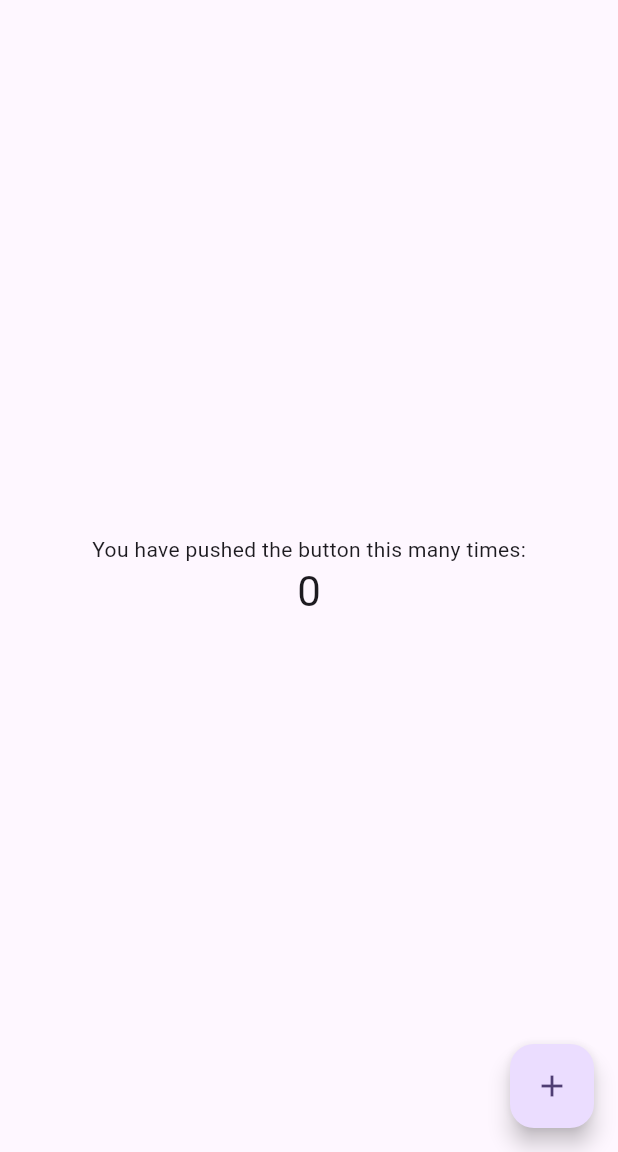
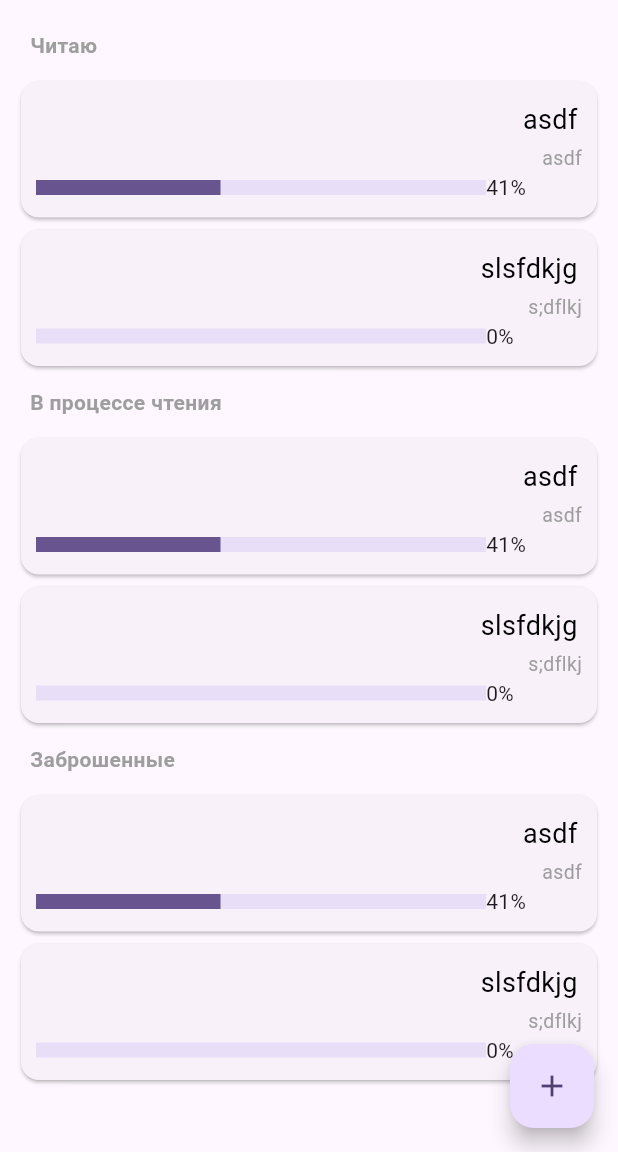
Before and after one commit to sashametelkina2-max/booktracker, a Flutter app: the screen it shows after launch, on a phone screen of 412 x 824 dp, the part 84-1236 px from its top. Run offline on Flutter 3.47's test engine with Material 3 defaults, Android fonts, the phone set to English and light mode, and no system bars.

Commit message:
Add books and base elements

```diff
--- a/lib/main.dart
+++ b/lib/main.dart
@@ -1,4 +1,35 @@
+import 'dart:math';
+
 import 'package:flutter/material.dart';
+
+enum BookState {
+  New, // новая
+  Reading, // в процессе чтения
+  Abandoned, // заброшена
+}
+
+enum Page { Home, BookCreate, BookEdit }
+
+class Book {
+  String title;
+  String author;
+  int pages;
+  int currentPage;
+  BookState state;
+
+  Book({
+    required this.title,
+    required this.author,
+    required this.pages,
+    this.currentPage = 0,
+    this.state = BookState.New,
+  });
+
+  int getPercentage() {
+    if (currentPage == 0) return 0;
+    return (min(currentPage, pages) / pages * 100.0).round();
+  }
+}
 
 void main() {
   runApp(const MyApp());
@@ -38,15 +69,6 @@ class MyApp extends StatelessWidget {
 class MyHomePage extends StatefulWidget {
   const MyHomePage({super.key, required this.title});
 
-  // This widget is the home page of your application. It is stateful, meaning
-  // that it has a State object (defined below) that contains fields that affect
-  // how it looks.
-
-  // This class is the configuration for the state. It holds the values (in this
-  // case the title) provided by the parent (in this case the App widget) and
-  // used by the build method of the State. Fields in a Widget subclass are
-  // always marked "final".
-
   final String title;
 
   @override
@@ -54,16 +76,15 @@ class MyHomePage extends StatefulWidget {
 }
 
 class _MyHomePageState extends State<MyHomePage> {
-  int _counter = 0;
+  Page page = Page.Home;
+  List<Book> books = [
+    Book(title: "asdf", author: "asdf", pages: 1234, currentPage: 500),
+    Book(title: "slsfdkjg", author: "s;dflkj", pages: 5),
+  ];
 
-  void _incrementCounter() {
+  void createBook() {
     setState(() {
-      // This call to setState tells the Flutter framework that something has
-      // changed in this State, which causes it to rerun the build method below
-      // so that the display can reflect the updated values. If we changed
-      // _counter without calling setState(), then the build method would not be
-      // called again, and so nothing would appear to happen.
-      _counter++;
+      page = Page.BookCreate;
     });
   }
 
@@ -85,38 +106,120 @@ class _MyHomePageState extends State<MyHomePage> {
         // the App.build method, and use it to set our appbar title.
         title: Text(widget.title),
       ),
-      body: Center(
-        // Center is a layout widget. It takes a single child and positions it
-        // in the middle of the parent.
-        child: Column(
-          // Column is also a layout widget. It takes a list of children and
-          // arranges them vertically. By default, it sizes itself to fit its
-          // children horizontally, and tries to be as tall as its parent.
-          //
-          // Column has various properties to control how it sizes itself and
-          // how it positions its children. Here we use mainAxisAlignment to
-          // center the children vertically; the main axis here is the vertical
-          // axis because Columns are vertical (the cross axis would be
-          // horizontal).
-          //
-          // TRY THIS: Invoke "debug painting" (choose the "Toggle Debug Paint"
-          // action in the IDE, or press "p" in the console), to see the
-          // wireframe for each widget.
-          mainAxisAlignment: MainAxisAlignment.center,
-          children: <Widget>[
-            const Text('You have pushed the button this many times:'),
-            Text(
-              '$_counter',
-              style: Theme.of(context).textTheme.headlineMedium,
-            ),
-          ],
+      body: Padding(
+        padding: EdgeInsets.all(10),
+        child: SingleChildScrollView(
+          child: Column(
+            children: [
+              BooksGroup(books: books, title: "Читаю", elementInfo: true),
+              BooksGroup(
+                books: books,
+                title: "В процессе чтения",
+                elementInfo: true,
+              ),
+              BooksGroup(books: books, title: "Заброшенные", elementInfo: true),
+            ],
+          ),
         ),
       ),
       floatingActionButton: FloatingActionButton(
-        onPressed: _incrementCounter,
-        tooltip: 'Increment',
+        onPressed: createBook,
+        tooltip: 'Create book',
         child: const Icon(Icons.add),
       ), // This trailing comma makes auto-formatting nicer for build methods.
     );
   }
 }
+
+class BooksGroup extends StatelessWidget {
+  const BooksGroup({
+    super.key,
+    required this.books,
+    required this.title,
+    this.elementInfo = false,
+  });
+
+  final bool elementInfo;
+  final String title;
+  final List<Book> books;
+
+  @override
+  Widget build(BuildContext context) {
+    List<BookView> bookList = [];
+    for (var book in books) {
+      bookList.add(BookView(book: book, viewInfo: elementInfo));
+    }
+    return Column(
+      crossAxisAlignment: CrossAxisAlignment.start,
+      children: [
+        Padding(
+          padding: EdgeInsets.all(10),
+          child: Text(
+            title,
+            style: TextStyle(fontWeight: FontWeight.bold, color: Colors.grey),
+          ),
+        ),
+        Wrap(children: bookList),
+      ],
+    );
+  }
+}
+
+class BookView extends StatelessWidget {
+  const BookView({super.key, required this.book, this.viewInfo = false});
+
+  final bool viewInfo;
+  final Book book;
+
+  void changeStatus() {
+    // do smth
+  }
+
+  Widget progress() {
+    int percentage = book.getPercentage();
+    return Row(
+      mainAxisSize: MainAxisSize.max,
+      children: [
+        SizedBox(
+          width: 300,
+          height: 10,
+          child: LinearProgressIndicator(value: percentage * 0.01),
+        ),
+        Text('$percentage%'),
+      ],
+    );
+  }
+
+  Widget button() {
+    return ElevatedButton(onPressed: changeStatus, child: Text("Отложить"));
+  }
+
+  @override
+  Widget build(BuildContext context) {
+    if (viewInfo) {
+      return Card(
+        child: Padding(
+          padding: EdgeInsets.all(10),
+          child: Column(
+            crossAxisAlignment: CrossAxisAlignment.end,
+            children: [
+              Padding(
+                padding: EdgeInsets.all(3),
+                child: Text(
+                  book.title,
+                  style: TextStyle(color: Colors.black, fontSize: 18),
+                ),
+              ),
+              Text(
+                book.author,
+                style: TextStyle(color: Colors.grey, fontSize: 13),
+              ),
+              progress(),
+            ],
+          ),
+        ),
+      );
+    }
+    return const Placeholder();
+  }
+}
```
